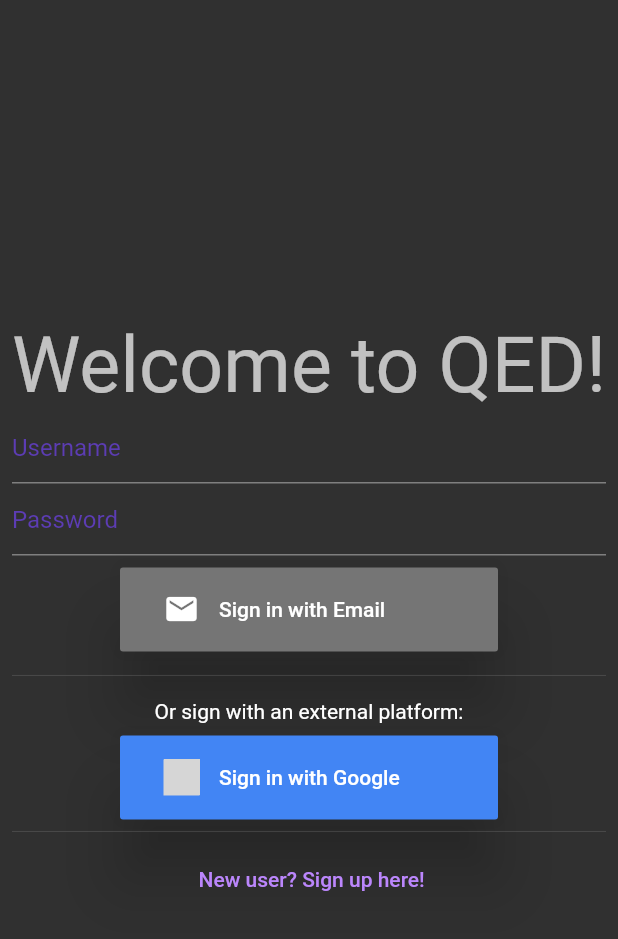
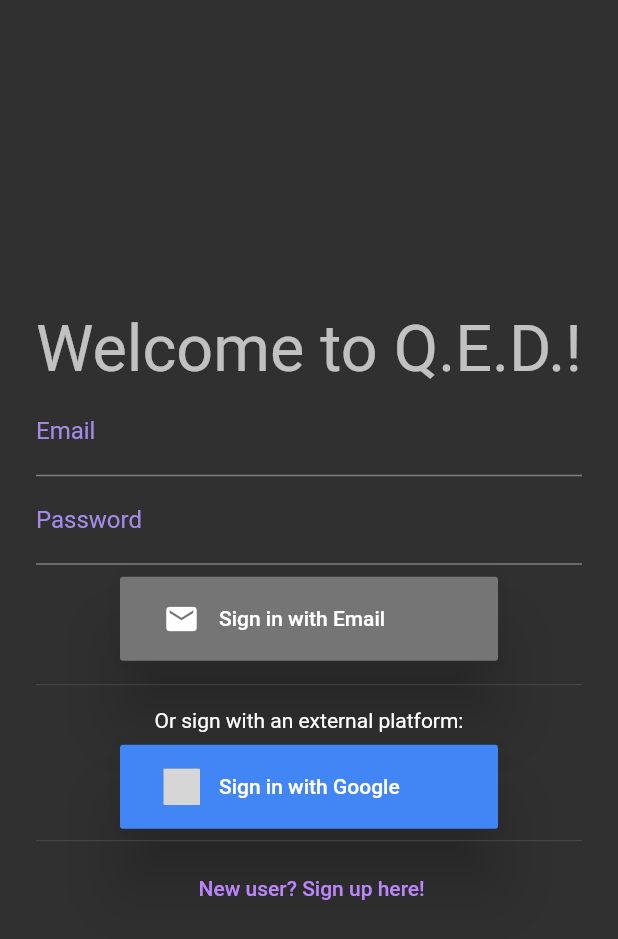
Before and after one commit to RobBobBot/Q.E.D., a Flutter app: the screen it shows after launch, on a phone screen of 412 x 824 dp. Shown: the top 939 px of the screen. Run offline on Flutter 3.47's test engine with Material 2 defaults, Android fonts, the phone set to English and light mode, and no system bars; our stand-ins replace cloud_firestore, file_picker, firebase_auth, firebase_core, firebase_storage, flutter_redux and 5 more; missing offline and left inert: advance_pdf_viewer, dart:ffi, syncfusion_flutter_pdfviewer; accounts and stored records are empty; Roboto replaces fonts that are missing (Hind); grey boxes are pictures that could not be loaded.

Commit message:
add purple stuff around theme and generalise stuff

```diff
--- a/lib/custom_widgets/mydrawer.dart
+++ b/lib/custom_widgets/mydrawer.dart
@@ -1,4 +1,5 @@
 import 'package:flutter/material.dart';
+import 'package:qed/theme_data.dart';
 
 class MyDrawer extends StatelessWidget {
   MyDrawer({super.key});
@@ -39,11 +40,17 @@ class MyDrawer extends StatelessWidget {
                     borderRadius: BorderRadius.circular(10),
                     color: Theme.of(context).hintColor,
                   ),
-                  child: ListTile(
-                    title: Text(nameToString[e]!),
-                    onTap: () {
-                      Navigator.popAndPushNamed(context, '/$e');
-                    },
+                  child: ListTileTheme(
+                    data: drawerTile,
+                    child: ListTile(
+                      title: Text(
+                        nameToString[e]!,
+                        style: TextStyle(fontWeight: FontWeight.bold),
+                      ),
+                      onTap: () {
+                        Navigator.popAndPushNamed(context, '/$e');
+                      },
+                    ),
                   ),
                 ),
               )
--- a/lib/main.dart
+++ b/lib/main.dart
@@ -20,6 +20,7 @@ import 'package:qed/firebase/qedstore.dart';
 import 'package:qed/redux/app_actions.dart';
 import 'package:qed/redux/app_reducer.dart';
 import 'package:qed/redux/app_state.dart';
+import 'package:qed/theme_data.dart';
 import 'package:redux/redux.dart';
 
 void main() async {
@@ -65,18 +66,7 @@ class App extends StatelessWidget {
     return StoreProvider<AppState>(
         store: store,
         child: MaterialApp(
-          theme: ThemeData(
-            bannerTheme: MaterialBannerThemeData(
-                backgroundColor: Color.fromARGB(255, 59, 22, 161)),
-            colorScheme: ColorScheme.dark(),
-            primaryColor: Color.fromARGB(255, 42, 15, 116),
-            hintColor: Color.fromARGB(255, 92, 60, 180),
-            textTheme: const TextTheme(
-              headline1: TextStyle(fontSize: 56.0, fontWeight: FontWeight.bold),
-              headline6: TextStyle(fontSize: 32.0, fontStyle: FontStyle.italic),
-              bodyText2: TextStyle(fontSize: 14.0, fontFamily: 'Hind'),
-            ),
-          ),
+          theme: myTheme,
           home: StoreBuilder<AppState>(builder: ((context, vm) {
             if (vm.state.currentUser != null) {
               return HomeScreen();
@@ -84,16 +74,16 @@ class App extends StatelessWidget {
             return SignIn();
           })),
           routes: {
-            '/home': (context) => HomeScreen(),
+            '/home': (context) => const HomeScreen(),
             '/upcominglist': (context) => ContestListScreen(type: 'upcoming'),
             '/pastlist': (context) => ContestListScreen(type: 'past'),
-            '/probarchive': (context) => ProbArchiveScreen(),
-            '/signin': (context) => SignIn(),
-            '/signup': (context) => SignUp(),
-            '/account': (context) => AccountScreen(),
-            '/edituser': (context) => EditUserScreen(),
+            '/probarchive': (context) => const ProbArchiveScreen(),
+            '/signin': (context) => const SignIn(),
+            '/signup': (context) => const SignUp(),
+            '/account': (context) => const AccountScreen(),
+            '/edituser': (context) => const EditUserScreen(),
             '/activelist': (context) => ContestListScreen(type: 'active'),
-            '/loading': (context) => LoadingScreen(),
+            '/loading': (context) => const LoadingScreen(),
           },
         ));
   }
--- a/lib/screens/contest_list_screen.dart
+++ b/lib/screens/contest_list_screen.dart
@@ -45,6 +45,7 @@ class _ContestListScreenState extends State<ContestListScreen> {
               );
       }),
       appBar: AppBar(
+        backgroundColor: Theme.of(context).appBarTheme.backgroundColor,
         title: Text(widget.type.substring(0,1).toUpperCase() + widget.type.substring(1) + ' Contests'),
       ),
       drawer: MyDrawer(),
--- a/lib/screens/homescreen.dart
+++ b/lib/screens/homescreen.dart
@@ -6,6 +6,7 @@ import 'package:qed/custom_widgets/presentation_widget.dart';
 import 'package:qed/redux/app_state.dart';
 import 'package:flutter_redux/flutter_redux.dart';
 import 'package:firebase_core/firebase_core.dart';
+import 'package:qed/theme_data.dart';
 
 import '../contest_screens/active_contest_screen.dart';
 import '../custom_widgets/mydrawer.dart';
@@ -25,7 +26,10 @@ class _HomeScreenState extends State<HomeScreen> {
 
   Widget TitleWidget(String title) {
     return ListTile(
-      title: Text(title[0].toUpperCase() + title.substring(1) + ' Contests'),
+      title: Text(
+        '${title[0].toUpperCase()}${title.substring(1)} Contests',
+        style: presentationTitle,
+      ),
       onTap: () => Navigator.pushNamed(context, '/${title}list'),
     );
   }
--- a/lib/screens/signin.dart
+++ b/lib/screens/signin.dart
@@ -59,7 +59,7 @@ class _SignInState extends State<SignIn> {
     return Scaffold(
       //appBar: AppBar(),
       body: Padding(
-        padding: const EdgeInsets.all(8.0),
+        padding: const EdgeInsets.all(24.0),
         child: Form(
           key: _formKey,
           child: Column(
@@ -67,16 +67,26 @@ class _SignInState extends State<SignIn> {
             crossAxisAlignment: CrossAxisAlignment.center,
             children: [
               FittedBox(
-                  child: Text("Welcome to QED!",
+                  child: Text("Welcome to Q.E.D.!",
                       style: Theme.of(context).textTheme.headline2)),
               TextField(
-                decoration:
-                    InputDecoration(hintText: "Username", errorText: userError),
+                decoration: InputDecoration(
+                  labelText: "Email",
+                  errorText: userError,
+                  labelStyle: TextStyle(
+                    color: Color.fromARGB(255, 164, 139, 233),
+                  ),
+                ),
                 controller: userController,
               ),
               TextField(
-                decoration:
-                    InputDecoration(hintText: "Password", errorText: passError),
+                decoration: InputDecoration(
+                  labelText: "Password",
+                  errorText: passError,
+                  labelStyle: TextStyle(
+                    color: Color.fromARGB(255, 164, 139, 233),
+                  ),
+                ),
                 controller: passController,
                 obscureText: true,
               ),
--- /dev/null
+++ b/lib/theme_data.dart
@@ -0,0 +1,30 @@
+import 'package:flutter/material.dart';
+
+ThemeData myTheme = ThemeData(
+  colorScheme: ColorScheme.dark(),
+  drawerTheme: const DrawerThemeData(
+    backgroundColor: Color.fromARGB(255, 59, 22, 161),
+  ),
+  appBarTheme: const AppBarTheme(
+    backgroundColor: Color.fromARGB(255, 42, 15, 116),
+    titleTextStyle: TextStyle(fontSize: 32.0, fontStyle: FontStyle.italic),
+  ),
+  hintColor: Color.fromARGB(255, 92, 60, 180),
+  inputDecorationTheme: const InputDecorationTheme(
+    labelStyle: TextStyle(),
+  ),
+  textTheme: const TextTheme(
+    headline1: TextStyle(fontSize: 56.0, fontWeight: FontWeight.bold),
+    //headline2: TextStyle(fontSize: 14.0, color: Color.fromARGB(255, 164, 139, 233),),
+    bodyText2: TextStyle(fontSize: 14.0, fontFamily: 'Hind'),
+  ),
+);
+
+ListTileThemeData drawerTile = const ListTileThemeData(
+  textColor: Color.fromARGB(255, 254, 168, 0),
+);
+TextStyle presentationTitle = TextStyle(
+  fontSize: 24,
+  //fontStyle: FontStyle.italic,
+  fontWeight: FontWeight.bold,
+);
```
